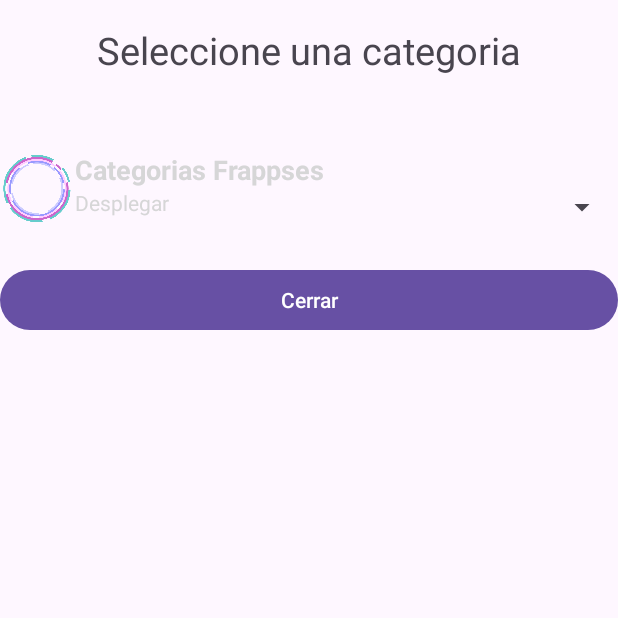
After one commit to CarolVGarcia/programacionmovil, an Android app: the SpinnerActivity screen opened directly, with no data from a screen before it, on a phone screen of 412 x 824 dp, the top half of it. The commit adds this screen. Run offline under Robolectric (Android 15) with nearby library versions, the phone set to English and light mode, and no system bars.

Commit message:
Practica spinner

```diff
--- /dev/null
+++ b/app/src/main/java/com/example/appholamundo1/ItemDataSpinner.java
@@ -0,0 +1,54 @@
+package com.example.appholamundo1;
+
+public class ItemDataSpinner {
+
+    private String textCategoria;
+    private String textDescripcion;
+    private int imageId;
+
+    public ItemDataSpinner() {
+        this.textCategoria = "";
+        this.textDescripcion = "";
+        this.imageId = 0;
+    }
+
+    public ItemDataSpinner(String textCategoria, String textDescripcion, int imageId) {
+        this.textCategoria = textCategoria;
+        this.textDescripcion = textDescripcion;
+        this.imageId = imageId;
+    }
+
+    public ItemDataSpinner(ItemDataSpinner item) {
+        this.textCategoria = item.textCategoria;
+        this.textDescripcion = item.textDescripcion;
+        this.imageId = item.imageId;
+    }
+
+
+    public String getTextCategoria() {
+        return textCategoria;
+    }
+
+    public void setTextCategoria(String textCategoria) {
+        this.textCategoria = textCategoria;
+    }
+
+    public String getTextDescripcion() {
+        return textDescripcion;
+    }
+
+    public void setTextDescripcion(String textDescripcion) {
+        this.textDescripcion = textDescripcion;
+    }
+
+    public int getImageId() {
+        return imageId;
+    }
+
+    public void setImageId(int imageId) {
+        this.imageId = imageId;
+    }
+
+
+
+}
--- /dev/null
+++ b/app/src/main/java/com/example/appholamundo1/SpinnerActivity.java
@@ -0,0 +1,58 @@
+package com.example.appholamundo1;
+
+import android.os.Bundle;
+import android.view.View;
+import android.widget.AdapterView;
+import android.widget.Button;
+import android.widget.Spinner;
+import android.widget.Toast;
+
+import androidx.appcompat.app.AppCompatActivity;
+
+import java.util.ArrayList;
+
+public class SpinnerActivity extends AppCompatActivity {
+
+    private Spinner sp;
+
+    private Button btnCerrar;
+
+
+    @Override
+    protected void onCreate(Bundle savedInstanceState) {
+        super.onCreate(savedInstanceState);
+        setContentView(R.layout.activity_spinner);
+        btnCerrar = findViewById(R.id.btnCerrar);
+
+        ArrayList<ItemDataSpinner> list = new ArrayList<>();
+        list.add(new ItemDataSpinner(getString(R.string.itemFrappses),getString(R.string.msgFrapses), R.drawable.categorias));
+        list.add(new ItemDataSpinner(getString(R.string.itemAgradecimiento),getString(R.string.msgAgradecimiento), R.drawable.agradecimiento));
+        list.add(new ItemDataSpinner(getString(R.string.itemAmor),getString(R.string.msgAmor), R.drawable.corazon));
+        list.add(new ItemDataSpinner(getString(R.string.itemNewYear),getString(R.string.msgNewYear), R.drawable.nuevo));
+        list.add(new ItemDataSpinner(getString(R.string.itemCanciones),getString(R.string.msgCanciones), R.drawable.canciones));
+
+        sp = findViewById(R.id.spinner1);
+        SpinnerAdapter adapter = new SpinnerAdapter(this, R.layout.spinner_layout, R.id.lblCategorias, list);
+        sp.setAdapter(adapter);
+
+        sp.setOnItemSelectedListener(new AdapterView.OnItemSelectedListener() {
+            @Override
+            public void onItemSelected(AdapterView<?> parent, View view, int position, long id) {
+                Toast.makeText(parent.getContext(),getString(R.string.msgSeleccionado).toString()+ " "+ ((ItemDataSpinner) parent.getItemAtPosition(position)).getTextCategoria(),
+                        Toast.LENGTH_SHORT).show();
+            }
+
+            @Override
+            public void onNothingSelected(AdapterView<?> parent) {
+
+            }
+        });
+
+        btnCerrar.setOnClickListener(new View.OnClickListener() {
+            @Override
+            public void onClick(View v) {
+                finish();
+            }
+        });
+    }
+}
--- /dev/null
+++ b/app/src/main/java/com/example/appholamundo1/SpinnerAdapter.java
@@ -0,0 +1,51 @@
+package com.example.appholamundo1;
+
+import android.app.Activity;
+import android.view.LayoutInflater;
+import android.view.View;
+import android.view.ViewGroup;
+import android.widget.ArrayAdapter;
+import android.widget.ImageView;
+import android.widget.TextView;
+
+import java.util.ArrayList;
+
+public class SpinnerAdapter extends ArrayAdapter<ItemDataSpinner> {
+
+    int groupId;
+
+    Activity Context;
+    ArrayList<ItemDataSpinner> list;
+
+    LayoutInflater inflater;
+
+    public SpinnerAdapter(Activity Context, int groupId, int id, ArrayList<ItemDataSpinner> list){
+        super(Context, id, list);
+        this.list = list;
+        inflater = (LayoutInflater) Context.getSystemService(Context.LAYOUT_INFLATER_SERVICE);
+        this.groupId = groupId;
+    }
+
+    public View getView(int posicion, View converView, ViewGroup parent){
+        View itemView = inflater.inflate(groupId, parent, false);
+
+        ImageView imagen = (ImageView) itemView.findViewById(R.id.imgCategoria);
+        imagen.setImageResource(list.get(posicion).getImageId());
+
+        TextView textCategoria = (TextView) itemView.findViewById(R.id.lblCategorias);
+        textCategoria.setText(list.get(posicion).getTextCategoria());
+
+        TextView textDescripcion = (TextView) itemView.findViewById(R.id.lblDescripcion);
+        textDescripcion.setText(list.get(posicion).getTextDescripcion());
+
+        return itemView;
+    }
+
+    public View getDropDownView(int position,View convertView, ViewGroup parent){
+        return getView(position, convertView, parent);
+    }
+
+
+
+
+}
--- /dev/null
+++ b/app/src/main/res/layout/activity_spinner.xml
@@ -0,0 +1,43 @@
+<?xml version="1.0" encoding="utf-8"?>
+<androidx.constraintlayout.widget.ConstraintLayout xmlns:android="http://schemas.android.com/apk/res/android"
+    xmlns:app="http://schemas.android.com/apk/res-auto"
+    xmlns:tools="http://schemas.android.com/tools"
+    android:id="@+id/main"
+    android:layout_width="match_parent"
+    android:layout_height="match_parent"
+    tools:context=".SpinnerActivity">
+
+
+    <LinearLayout
+        android:layout_width="match_parent"
+        android:layout_height="wrap_content"
+        android:orientation="vertical"
+        android:paddingTop="16dp"
+        tools:ignore="MissingConstraints">
+
+
+        <TextView
+            android:layout_width="wrap_content"
+            android:layout_height="wrap_content"
+            android:layout_gravity="center"
+            android:text="Seleccione una categoria"
+            android:textSize="25dp"
+            android:paddingBottom="50dp"/>
+
+        <Spinner
+            android:id="@+id/spinner1"
+            android:layout_width="match_parent"
+            android:layout_height="75dp"/>
+
+        <Button
+            android:id="@+id/btnCerrar"
+            android:layout_width="match_parent"
+            android:layout_height="wrap_content"
+            android:text="Cerrar"
+            />
+
+
+    </LinearLayout>
+
+
+</androidx.constraintlayout.widget.ConstraintLayout>
--- /dev/null
+++ b/app/src/main/res/layout/spinner_layout.xml
@@ -0,0 +1,49 @@
+<?xml version="1.0" encoding="utf-8"?>
+<androidx.constraintlayout.widget.ConstraintLayout xmlns:android="http://schemas.android.com/apk/res/android"
+    android:layout_width="match_parent"
+    android:layout_height="match_parent"
+    xmlns:app="http://schemas.android.com/apk/res-auto">
+
+    <LinearLayout
+        android:layout_width="match_parent"
+        android:layout_height="wrap_content"
+        android:orientation="horizontal"
+        app:layout_constraintStart_toStartOf="parent"
+        app:layout_constraintEnd_toEndOf="parent"
+        app:layout_constraintTop_toTopOf="parent">
+
+        <ImageView
+            android:id="@+id/imgCategoria"
+            android:layout_width="100dp"
+            android:layout_height="50dp"
+            android:layout_weight="1"/>
+
+        <LinearLayout
+            android:layout_width="match_parent"
+            android:layout_height="match_parent"
+            android:orientation="vertical"
+            android:layout_weight="1">
+
+            <TextView
+                android:id="@+id/lblCategorias"
+                android:layout_width="match_parent"
+                android:layout_height="wrap_content"
+                android:text="Categorias"
+                android:textSize="18sp"
+                android:textStyle="bold"
+                android:textColor="@color/colorTitulo"/>
+
+            <TextView
+                android:id="@+id/lblDescripcion"
+                android:layout_width="match_parent"
+                android:layout_height="wrap_content"
+                android:text="Mensaje"
+                android:textColor="@color/colorSubtitulo"/>
+
+        </LinearLayout>
+
+
+    </LinearLayout>
+
+
+</androidx.constraintlayout.widget.ConstraintLayout>
--- a/app/src/main/res/values/strings.xml
+++ b/app/src/main/res/values/strings.xml
@@ -13,4 +13,19 @@
     <string name="domicilio">Av, del Mar 1200</string>
 
 
+    <string name="itemFrappses">Categorias Frappses</string>
+    <string name="itemAgradecimiento">Agradecimientos</string>
+    <string name="itemAmor">Amor</string>
+    <string name="itemNewYear">Año Nuevo</string>
+    <string name="itemCanciones">Canciones</string>
+
+    <string name="msgFrapses">Desplegar</string>
+    <string name="msgAgradecimiento">Prueba dar las gracias</string>
+    <string name="msgAmor">Enamorar con estas frases</string>
+    <string name="msgNewYear">Felicita el año nuevo</string>
+    <string name="msgCanciones">Escucha solo lo mejor</string>
+    <string name="msgSeleccionado">Se ha seleccionado</string>
+
+    <string name="Descripcion">Seleccione una categoria</string>
+
 </resources>
```
Also changed, not shown: app/src/main/AndroidManifest.xml (+6 -3 lines), app/src/main/java/com/example/appholamundo1/CotizacionActivity.java (+118 -4 lines), app/src/main/java/com/example/appholamundo1/MenuActivity.java (+8 -0 lines), app/src/main/java/com/example/appholamundo1/cotizacionIngresoActivity.java (+34 -4 lines), app/src/main/res/drawable/Agradecido.png (added), app/src/main/res/drawable/Categor.png (added), app/src/main/res/drawable/agradecimiento.png (added), app/src/main/res/drawable/canciones.png (added), app/src/main/res/drawable/categorias.png (added), app/src/main/res/drawable/corazon.png (added), app/src/main/res/drawable/heart.png (added), app/src/main/res/drawable/nuevo.png (added), app/src/main/res/drawable/nuevos.png (added).
